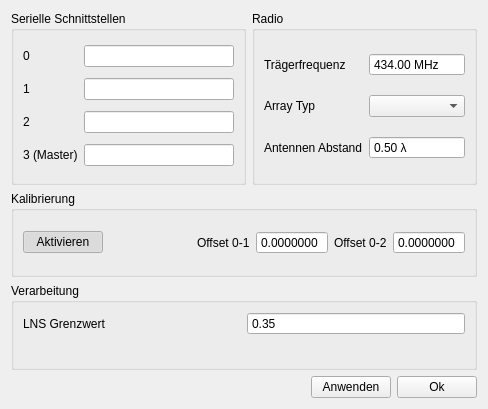
Old version of the form src/settingsdialog.ui in the repository mathklk/QCDF.
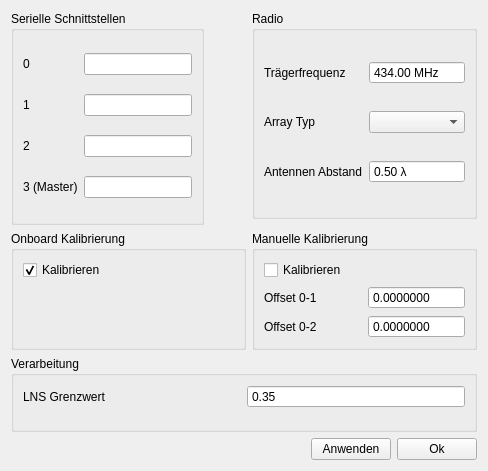
New version of the form. Custom widgets are drawn as their Qt base class.

Commit message: selectable onboard calibration

```diff
--- a/src/settingsdialog.ui
+++ b/src/settingsdialog.ui
@@ -7,14 +7,104 @@
     <x>0</x>
     <y>0</y>
     <width>488</width>
-    <height>409</height>
+    <height>471</height>
    </rect>
   </property>
   <property name="windowTitle">
    <string>Einstellungen</string>
   </property>
-  <layout class="QGridLayout" name="gridLayout" rowstretch="1,1,1,1,0">
-   <item row="3" column="0" colspan="4">
+  <layout class="QGridLayout" name="gridLayout" rowstretch="1,0,0,0,0">
+   <item row="2" column="4">
+    <widget class="QGroupBox" name="groupBox_5">
+     <property name="title">
+      <string>Manuelle Kalibrierung</string>
+     </property>
+     <layout class="QGridLayout" name="gridLayout_6">
+      <item row="0" column="0">
+       <layout class="QGridLayout" name="gridLayout_5">
+        <item row="1" column="1">
+         <widget class="QLabel" name="label_9">
+          <property name="text">
+           <string>Offset 0-1</string>
+          </property>
+         </widget>
+        </item>
+        <item row="2" column="2">
+         <widget class="QDoubleSpinBox" name="doubleSpinBoxOffset02">
+          <property name="toolTip">
+           <string>-π .. π</string>
+          </property>
+          <property name="buttonSymbols">
+           <enum>QAbstractSpinBox::ButtonSymbols::NoButtons</enum>
+          </property>
+          <property name="suffix">
+           <string/>
+          </property>
+          <property name="decimals">
+           <number>7</number>
+          </property>
+          <property name="minimum">
+           <double>-3.141500000000000</double>
+          </property>
+          <property name="maximum">
+           <double>3.141500000000000</double>
+          </property>
+          <property name="singleStep">
+           <double>0.000100000000000</double>
+          </property>
+          <property name="value">
+           <double>0.000000000000000</double>
+          </property>
+         </widget>
+        </item>
+        <item row="1" column="2">
+         <widget class="QDoubleSpinBox" name="doubleSpinBoxOffset01">
+          <property name="toolTip">
+           <string>-π .. π</string>
+          </property>
+          <property name="buttonSymbols">
+           <enum>QAbstractSpinBox::ButtonSymbols::NoButtons</enum>
+          </property>
+          <property name="suffix">
+           <string/>
+          </property>
+          <property name="decimals">
+           <number>7</number>
+          </property>
+          <property name="minimum">
+           <double>-3.141500000000000</double>
+          </property>
+          <property name="maximum">
+           <double>3.141500000000000</double>
+          </property>
+          <property name="singleStep">
+           <double>0.000100000000000</double>
+          </property>
+          <property name="value">
+           <double>0.000000000000000</double>
+          </property>
+         </widget>
+        </item>
+        <item row="0" column="1" colspan="2">
+         <widget class="QCheckBox" name="checkBoxManualCalibration">
+          <property name="text">
+           <string>Kalibrieren</string>
+          </property>
+         </widget>
+        </item>
+        <item row="2" column="1">
+         <widget class="QLabel" name="label_10">
+          <property name="text">
+           <string>Offset 0-2</string>
+          </property>
+         </widget>
+        </item>
+       </layout>
+      </item>
+     </layout>
+    </widget>
+   </item>
+   <item row="3" column="0" colspan="5">
     <widget class="QGroupBox" name="groupBox_2">
      <property name="title">
       <string>Verarbeitung</string>
@@ -49,146 +139,6 @@
      </layout>
     </widget>
    </item>
-   <item row="4" column="0" colspan="4">
-    <layout class="QHBoxLayout" name="horizontalLayout">
-     <item>
-      <spacer name="horizontalSpacer">
-       <property name="orientation">
-        <enum>Qt::Orientation::Horizontal</enum>
-       </property>
-       <property name="sizeHint" stdset="0">
-        <size>
-         <width>40</width>
-         <height>20</height>
-        </size>
-       </property>
-      </spacer>
-     </item>
-     <item>
-      <widget class="QPushButton" name="pushButtonApply">
-       <property name="text">
-        <string>Anwenden</string>
-       </property>
-      </widget>
-     </item>
-     <item>
-      <widget class="QPushButton" name="pushButtonOk">
-       <property name="text">
-        <string>Ok</string>
-       </property>
-      </widget>
-     </item>
-    </layout>
-   </item>
-   <item row="2" column="0" colspan="4">
-    <widget class="QGroupBox" name="groupBox_4">
-     <property name="title">
-      <string>Kalibrierung</string>
-     </property>
-     <layout class="QHBoxLayout" name="horizontalLayout_2">
-      <item>
-       <layout class="QGridLayout" name="gridLayout_5">
-        <item row="0" column="5">
-         <widget class="QDoubleSpinBox" name="doubleSpinBoxOffset02">
-          <property name="toolTip">
-           <string>-π .. π</string>
-          </property>
-          <property name="buttonSymbols">
-           <enum>QAbstractSpinBox::ButtonSymbols::NoButtons</enum>
-          </property>
-          <property name="suffix">
-           <string/>
-          </property>
-          <property name="decimals">
-           <number>7</number>
-          </property>
-          <property name="minimum">
-           <double>-3.141500000000000</double>
-          </property>
-          <property name="maximum">
-           <double>3.141500000000000</double>
-          </property>
-          <property name="singleStep">
-           <double>0.000100000000000</double>
-          </property>
-          <property name="value">
-           <double>0.000000000000000</double>
-          </property>
-         </widget>
-        </item>
-        <item row="0" column="4">
-         <widget class="QLabel" name="label_10">
-          <property name="text">
-           <string>Offset 0-2</string>
-          </property>
-         </widget>
-        </item>
-        <item row="0" column="3">
-         <widget class="QDoubleSpinBox" name="doubleSpinBoxOffset01">
-          <property name="toolTip">
-           <string>-π .. π</string>
-          </property>
-          <property name="buttonSymbols">
-           <enum>QAbstractSpinBox::ButtonSymbols::NoButtons</enum>
-          </property>
-          <property name="suffix">
-           <string/>
-          </property>
-          <property name="decimals">
-           <number>7</number>
-          </property>
-          <property name="minimum">
-           <double>-3.141500000000000</double>
-          </property>
-          <property name="maximum">
-           <double>3.141500000000000</double>
-          </property>
-          <property name="singleStep">
-           <double>0.000100000000000</double>
-          </property>
-          <property name="value">
-           <double>0.000000000000000</double>
-          </property>
-         </widget>
-        </item>
-        <item row="0" column="0">
-         <widget class="QPushButton" name="pushButtonCalibration">
-          <property name="text">
-           <string>Aktivieren</string>
-          </property>
-          <property name="checkable">
-           <bool>true</bool>
-          </property>
-          <property name="checked">
-           <bool>true</bool>
-          </property>
-         </widget>
-        </item>
-        <item row="0" column="2">
-         <widget class="QLabel" name="label_9">
-          <property name="text">
-           <string>Offset 0-1</string>
-          </property>
-         </widget>
-        </item>
-        <item row="0" column="1">
-         <spacer name="horizontalSpacer_2">
-          <property name="orientation">
-           <enum>Qt::Orientation::Horizontal</enum>
-          </property>
-          <property name="sizeHint" stdset="0">
-           <size>
-            <width>40</width>
-            <height>20</height>
-           </size>
-          </property>
-         </spacer>
-        </item>
-       </layout>
-      </item>
-     </layout>
-    </widget>
-   </item>
    <item row="0" column="0" rowspan="2" colspan="3">
     <widget class="QGroupBox" name="groupBox_3">
      <property name="title">
@@ -238,7 +188,7 @@
      </layout>
     </widget>
    </item>
-   <item row="0" column="3" rowspan="2">
+   <item row="0" column="4">
     <widget class="QGroupBox" name="groupBox">
      <property name="title">
       <string>Radio</string>
@@ -316,6 +266,69 @@
      </layout>
     </widget>
    </item>
+   <item row="4" column="0" colspan="5">
+    <layout class="QHBoxLayout" name="horizontalLayout">
+     <item>
+      <spacer name="horizontalSpacer">
+       <property name="orientation">
+        <enum>Qt::Orientation::Horizontal</enum>
+       </property>
+       <property name="sizeHint" stdset="0">
+        <size>
+         <width>40</width>
+         <height>20</height>
+        </size>
+       </property>
+      </spacer>
+     </item>
+     <item>
+      <widget class="QPushButton" name="pushButtonApply">
+       <property name="text">
+        <string>Anwenden</string>
+       </property>
+      </widget>
+     </item>
+     <item>
+      <widget class="QPushButton" name="pushButtonOk">
+       <property name="text">
+        <string>Ok</string>
+       </property>
+      </widget>
+     </item>
+    </layout>
+   </item>
+   <item row="2" column="0" colspan="4">
+    <widget class="QGroupBox" name="groupBox_4">
+     <property name="title">
+      <string>Onboard Kalibrierung</string>
+     </property>
+     <layout class="QGridLayout" name="gridLayout_7">
+      <item row="0" column="0">
+       <widget class="QCheckBox" name="checkBoxOnboardCalibration">
+        <property name="text">
+         <string>Kalibrieren</string>
+        </property>
+        <property name="checked">
+         <bool>true</bool>
+        </property>
+       </widget>
+      </item>
+      <item row="1" column="0">
+       <spacer name="verticalSpacer">
+        <property name="orientation">
+         <enum>Qt::Orientation::Vertical</enum>
+        </property>
+        <property name="sizeHint" stdset="0">
+         <size>
+          <width>20</width>
+          <height>40</height>
+         </size>
+        </property>
+       </spacer>
+      </item>
+     </layout>
+    </widget>
+   </item>
   </layout>
  </widget>
  <customwidgets>
```
The commit also changes 4 other files.
